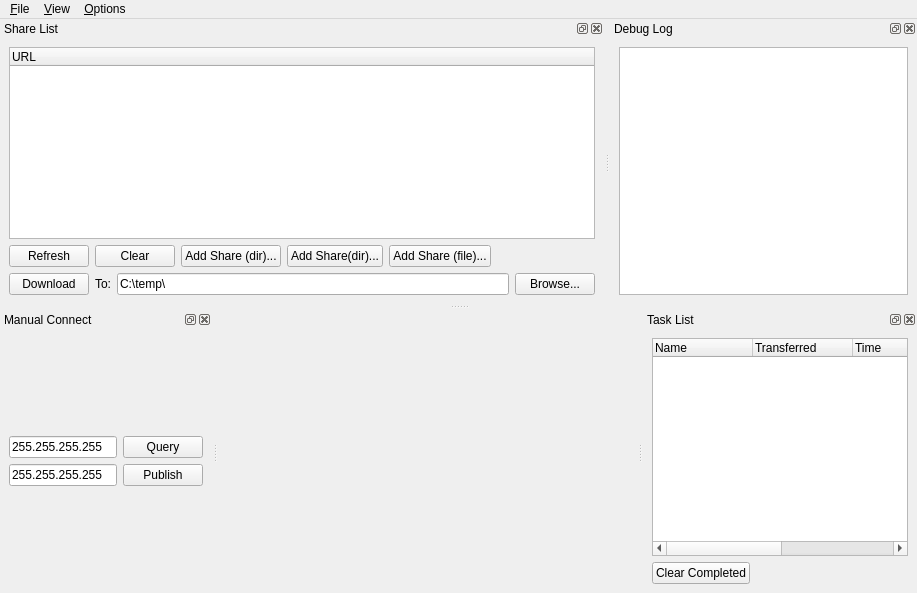
Above: src/qt-gui/MainWindow.ui from MrHacky/uftt before the change. Below: the same form after it.
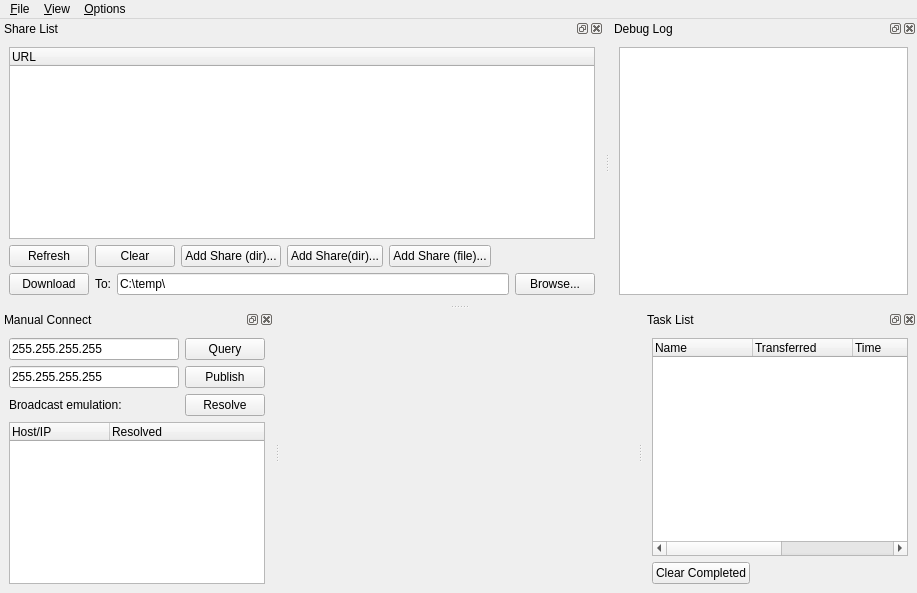
That is the form after the change. Custom widgets are drawn as their Qt base class.

Commit message: Build gui for user broadcast list.

```diff
--- a/src/qt-gui/MainWindow.ui
+++ b/src/qt-gui/MainWindow.ui
@@ -233,6 +233,63 @@
        </item>
       </layout>
      </item>
+     <item>
+      <layout class="QHBoxLayout" >
+       <item>
+        <widget class="QLabel" name="label_3" >
+         <property name="text" >
+          <string>Broadcast emulation:</string>
+         </property>
+        </widget>
+       </item>
+       <item>
+        <spacer>
+         <property name="orientation" >
+          <enum>Qt::Horizontal</enum>
+         </property>
+         <property name="sizeHint" >
+          <size>
+           <width>40</width>
+           <height>20</height>
+          </size>
+         </property>
+        </spacer>
+       </item>
+       <item>
+        <widget class="QPushButton" name="buttonResolveBroadcast" >
+         <property name="text" >
+          <string>Resolve</string>
+         </property>
+        </widget>
+       </item>
+      </layout>
+     </item>
+     <item>
+      <widget class="QTreeWidget" name="listBroadcastHosts" >
+       <property name="selectionMode" >
+        <enum>QAbstractItemView::SingleSelection</enum>
+       </property>
+       <property name="selectionBehavior" >
+        <enum>QAbstractItemView::SelectItems</enum>
+       </property>
+       <property name="rootIsDecorated" >
+        <bool>false</bool>
+       </property>
+       <property name="allColumnsShowFocus" >
+        <bool>true</bool>
+       </property>
+       <column>
+        <property name="text" >
+         <string>Host/IP</string>
+        </property>
+       </column>
+       <column>
+        <property name="text" >
+         <string>Resolved</string>
+        </property>
+       </column>
+      </widget>
+     </item>
     </layout>
    </widget>
   </widget>
```
The commit also changes 2 other files.
